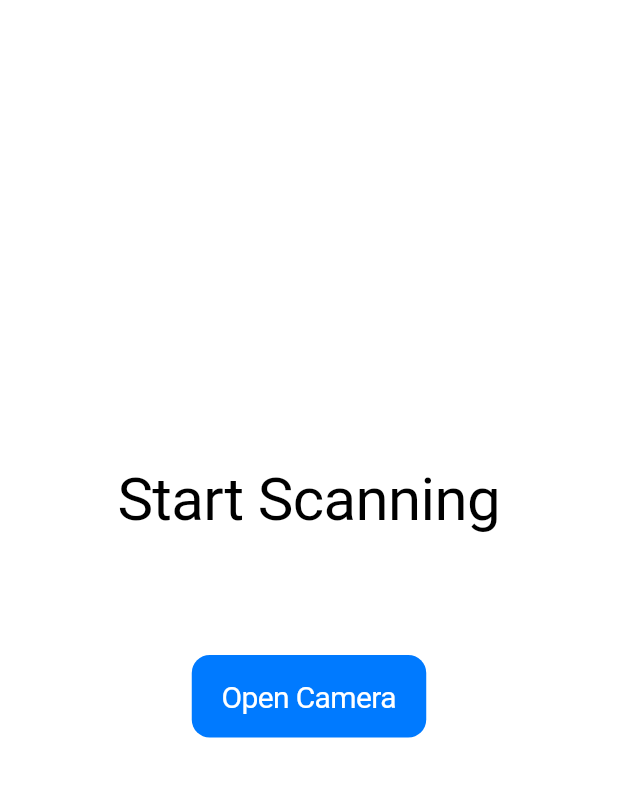
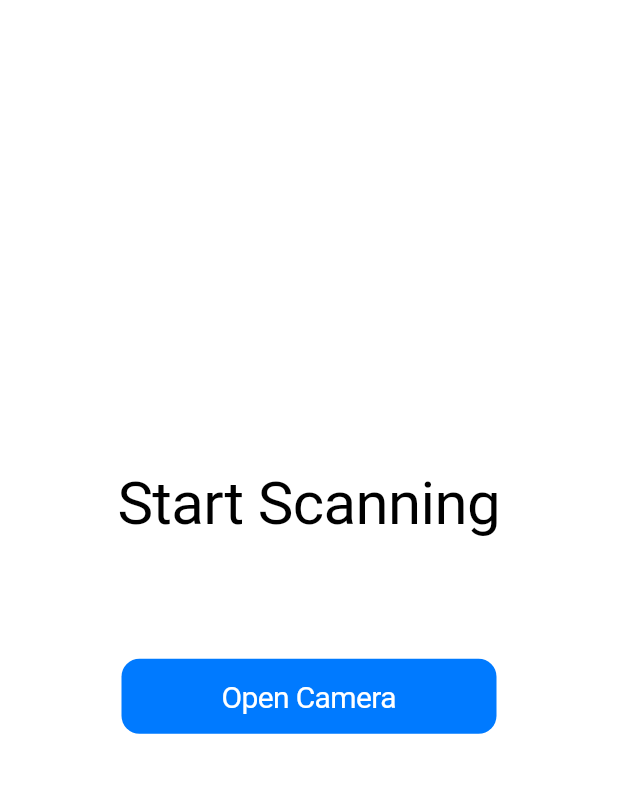
Before and after one commit to ChongWeiJie29/james2024, a Flutter app: the screen it shows after launch, on a phone screen of 412 x 824 dp, the part 50-847 px from its top. Run offline on Flutter 3.47's test engine with Material 3 defaults, Android fonts, the phone set to English and light mode, and no system bars; our stand-ins replace camera, flutter_dotenv; missing offline and left inert: flutter_exif_rotation.

Commit message:
finalise button loading on camera startup

```diff
--- a/lib/pages/home/home_open_camera_button.dart
+++ b/lib/pages/home/home_open_camera_button.dart
@@ -62,36 +62,32 @@ class _HomeOpenCameraButtonState extends State<HomeOpenCameraButton> {
 
   @override
   Widget build(BuildContext context) {
-    return CupertinoButton.filled(
+    return SizedBox(
+      width: 250,
+      height: 50,
+      child: CupertinoButton.filled(
+        padding: EdgeInsets.zero,
         disabledColor: CupertinoColors.activeBlue,
         onPressed: _isLoading ? null : () => checkServerStatus(context),
         child: _isLoading
-          ? Container(
-              decoration: BoxDecoration(
-                border: Border.all(
-                  color: CupertinoColors.white,
-                  width: 2,
-                ),
-              ),
-            child: const Row(
+            ? const Row(
                 mainAxisAlignment: MainAxisAlignment.center,
                 children: <Widget>[
                   Text(
-                    'Pinging Server...',
+                    'Pinging Servers',
                     style: TextStyle(fontSize: 20),
                   ),
                   SizedBox(width: 10),
                   CupertinoActivityIndicator(
                     color: CupertinoColors.black,
-                    radius: 12,
                   ),
                 ],
-              ),
               )
             : const Text(
                 'Open Camera',
                 style: TextStyle(fontSize: 20),
               ),
+      ),
     );
   }
 }
```
Lines whose indentation alone changed are shown as unchanged.
